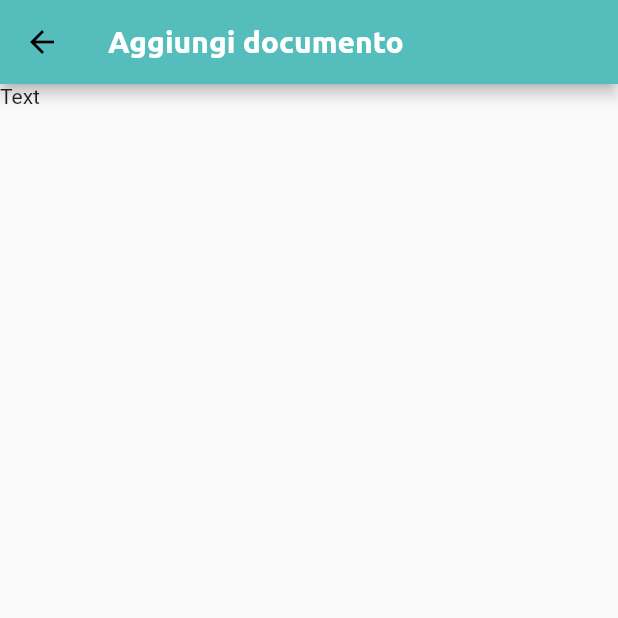
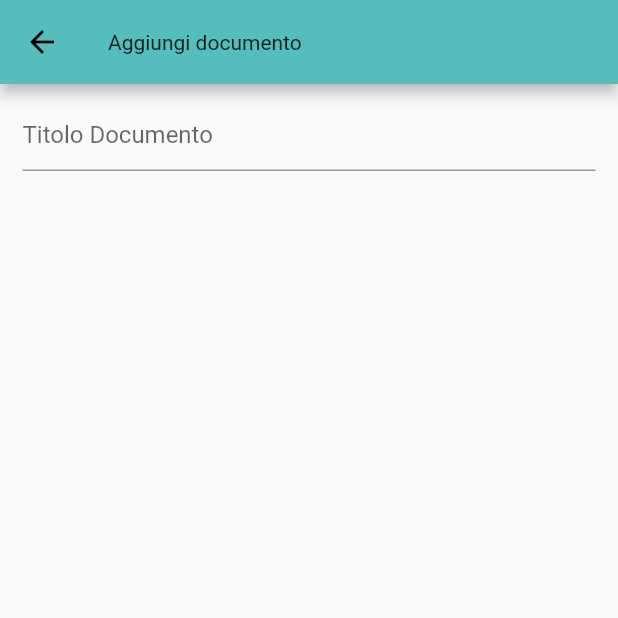
Before and after one commit to fabiomontello/my-care-app, a Flutter app: the DocumentoEdit screen opened by its route, on a phone screen of 412 x 824 dp, the top half of it. Run offline on Flutter 3.47's test engine with Material 2 defaults, Android fonts, the phone set to English and light mode, and no system bars; our stand-ins replace font_awesome_flutter; project files that could hold a hidden picture were left out.

Commit message:
documento edit

```diff
--- a/lib/main.dart
+++ b/lib/main.dart
@@ -20,7 +20,7 @@ class MyApp extends StatelessWidget {
         primarySwatch: CustomColorSwatchs.appPrimaryColor,
         accentColor: Color(0xff1A938D),
         textTheme: ThemeData.light().textTheme.copyWith(
-              headline6: TextStyle(
+              headline: TextStyle(
                 color: Colors.white,
                 fontFamily: 'Ubuntu',
                 fontWeight: FontWeight.normal,
@@ -29,7 +29,7 @@ class MyApp extends StatelessWidget {
             ),
         appBarTheme: AppBarTheme(
           textTheme: ThemeData.light().textTheme.copyWith(
-                headline6: TextStyle(
+                headline: TextStyle(
                   color: Colors.white,
                   fontFamily: 'Ubuntu',
                   fontSize: 20,
--- a/lib/pages/documento_edit.dart
+++ b/lib/pages/documento_edit.dart
@@ -8,7 +8,23 @@ class DocumentoEdit extends StatelessWidget {
         title: Text('Aggiungi documento'),
       ),
       body: Container(
-        child: Text('Text'),
+        padding: EdgeInsets.fromLTRB(15, 10, 15, 0),
+        child: Column(
+          children: <Widget>[
+            Row(
+              children: <Widget>[
+                Expanded(
+                  child: Container(
+                    child: TextField(
+                      decoration: InputDecoration(hintText: 'Titolo Documento'),
+                    ),
+                  ),
+                ),
+                //DropdownButton(items: [DropdownB], onChanged: null)
+              ],
+            ),
+          ],
+        ),
       ),
     );
   }
--- a/lib/pages/login.dart
+++ b/lib/pages/login.dart
@@ -57,7 +57,9 @@ class LoginPage extends StatelessWidget {
           "Salta",
           textAlign: TextAlign.right,
           style: TextStyle(
-              color: Color(0xffBE1622), fontSize: 20, fontWeight: FontWeight.w300),
+              color: Color(0xffBE1622),
+              fontSize: 20,
+              fontWeight: FontWeight.w300),
         ),
       ),
     );
--- a/lib/ui/plus_list_elem.dart
+++ b/lib/ui/plus_list_elem.dart
@@ -25,7 +25,7 @@ class PlusListElem extends StatelessWidget {
         ),
         title: Text(labelTitle,
             textAlign: TextAlign.center,
-            style: Theme.of(context).textTheme.headline6
+            style: Theme.of(context).textTheme.headline
             //TextStyle (color: Colors.white, ),
             ),
         trailing: FaIcon(
```
